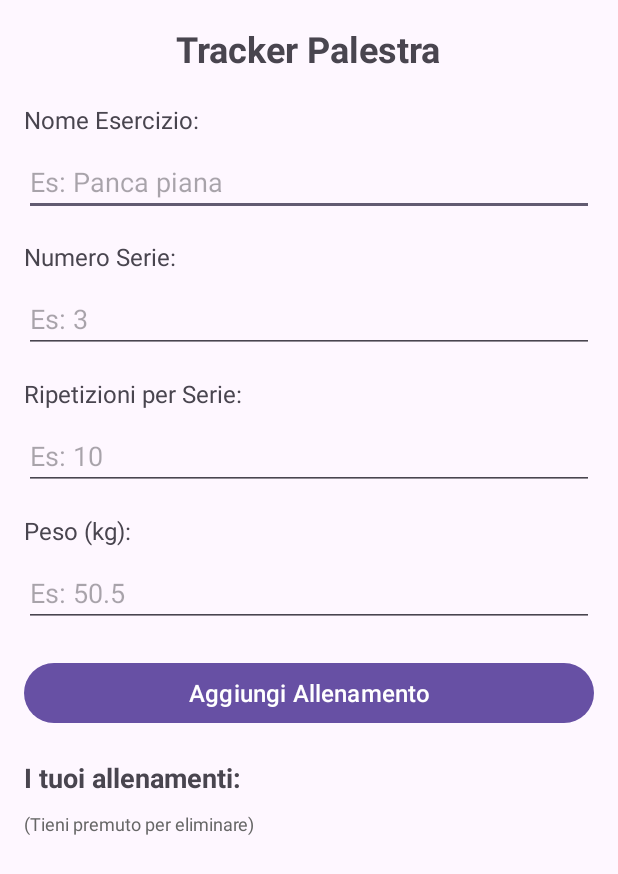
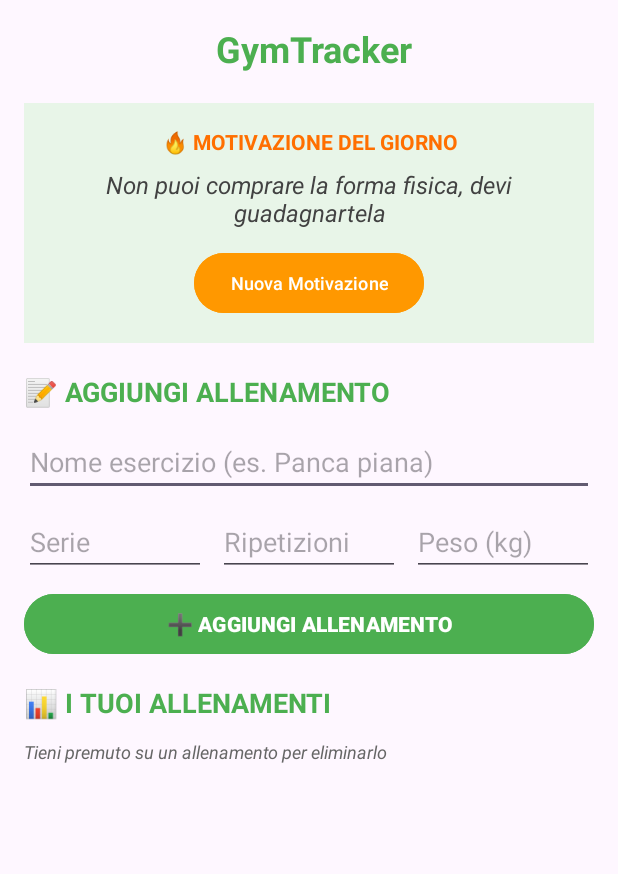
Before and after one commit to MLanzieri/palestratracker, an Android app: the screen it shows after launch (MainActivity), on a phone screen of 412 x 824 dp. Shown: the top 874 px of the screen. Run offline under Robolectric (Android 15) with nearby library versions, the phone set to English and light mode, and no system bars.

Commit message:
modifica acitiviy main e main con aggiunta frasi motivazionali e logo

```diff
--- a/app/src/main/java/com/example/palestratracker/MainActivity.kt
+++ b/app/src/main/java/com/example/palestratracker/MainActivity.kt
@@ -12,6 +12,8 @@ class MainActivity : AppCompatActivity() {
     private val allenamenti = mutableListOf<Allenamento>()
 
     // Componenti UI
+    private lateinit var textViewFraseMotivazionale: TextView
+    private lateinit var buttonNuovaFrase: Button
     private lateinit var editTextEsercizio: EditText
     private lateinit var editTextSerie: EditText
     private lateinit var editTextRipetizioni: EditText
@@ -21,11 +23,31 @@ class MainActivity : AppCompatActivity() {
     private lateinit var adapter: ArrayAdapter<String>
     private val listaStringhe = mutableListOf<String>()
 
+    // Array di frasi motivazionali
+    private val frasiMotivazionali = arrayOf(
+        "Il dolore che senti oggi è la forza che sentirai domani",
+        "Non smettere quando sei stanco, smetti quando hai finito",
+        "Il tuo corpo può farcela. È la tua mente che devi convincere",
+        "Ogni esperto è stato una volta un principiante",
+        "Non aspettare di essere motivato, sii disciplinato",
+        "La costanza batte il talento quando il talento non è costante",
+        "Fai oggi quello che gli altri non faranno",
+        "Non si tratta di essere perfetti, si tratta di essere migliori di ieri",
+        "La palestra è dove le scuse muoiono e i risultati nascono",
+        "Il sudore è grasso che piange",
+        "Non puoi comprare la forma fisica, devi guadagnartela",
+        "Ogni allenamento è un passo verso il tuo obiettivo",
+        "La forza viene dalla volontà, non dalla capacità fisica",
+        "Chi si allena trova soluzioni, non scuse"
+    )
+
     override fun onCreate(savedInstanceState: Bundle?) {
         super.onCreate(savedInstanceState)
         setContentView(R.layout.activity_main)
 
         // Collego i componenti
+        textViewFraseMotivazionale = findViewById(R.id.textViewFraseMotivazionale)
+        buttonNuovaFrase = findViewById(R.id.buttonNuovaFrase)
         editTextEsercizio = findViewById(R.id.editTextEsercizio)
         editTextSerie = findViewById(R.id.editTextSerie)
         editTextRipetizioni = findViewById(R.id.editTextRipetizioni)
@@ -37,7 +59,15 @@ class MainActivity : AppCompatActivity() {
         adapter = ArrayAdapter(this, android.R.layout.simple_list_item_1, listaStringhe)
         listViewAllenamenti.adapter = adapter
 
-        // Listener per il bottone
+        // Mostro una frase motivazionale all'avvio
+        mostraFraseMotivazionale()
+
+        // Listener per il bottone nuova frase
+        buttonNuovaFrase.setOnClickListener {
+            mostraFraseMotivazionale()
+        }
+
+        // Listener per il bottone aggiungi allenamento
         buttonAggiungi.setOnClickListener {
             aggiungiAllenamento()
         }
@@ -47,6 +77,14 @@ class MainActivity : AppCompatActivity() {
             eliminaAllenamento(position)
             true
         }
+    }
+
+    private fun mostraFraseMotivazionale() {
+        val random = Random()
+        val indiceRandomico = random.nextInt(frasiMotivazionali.size)
+        val fraseScelta = frasiMotivazionali[indiceRandomico]
+        textViewFraseMotivazionale.text = fraseScelta
+        Toast.makeText(this, "Nuova motivazione! 💪", Toast.LENGTH_SHORT).show()
     }
 
     private fun aggiungiAllenamento() {
@@ -114,7 +152,7 @@ class MainActivity : AppCompatActivity() {
         editTextRipetizioni.text.clear()
         editTextPeso.text.clear()
 
-        Toast.makeText(this, "Allenamento aggiunto!", Toast.LENGTH_SHORT).show()
+        Toast.makeText(this, "Allenamento aggiunto! Forza! 💪", Toast.LENGTH_SHORT).show()
     }
 
     private fun eliminaAllenamento(position: Int) {
--- a/app/src/main/res/layout/activity_main.xml
+++ b/app/src/main/res/layout/activity_main.xml
@@ -5,97 +5,140 @@
     android:orientation="vertical"
     android:padding="16dp">
 
+    <!-- Titolo dell'app -->
     <TextView
+        android:layout_width="match_parent"
+        android:layout_height="wrap_content"
+        android:text=" GymTracker"
+        android:textSize="24sp"
+        android:textStyle="bold"
+        android:gravity="center"
+        android:layout_marginBottom="20dp"
+        android:textColor="#4CAF50" />
+
+    <!-- Sezione Frase Motivazionale -->
+    <LinearLayout
+        android:layout_width="match_parent"
+        android:layout_height="wrap_content"
+        android:orientation="vertical"
+        android:background="#E8F5E8"
+        android:padding="16dp"
+        android:layout_marginBottom="20dp">
+
+        <TextView
+            android:layout_width="match_parent"
+            android:layout_height="wrap_content"
+            android:text="🔥 MOTIVAZIONE DEL GIORNO"
+            android:textSize="14sp"
+            android:textStyle="bold"
+            android:gravity="center"
+            android:textColor="#FF6F00"
+            android:layout_marginBottom="8dp" />
+
+        <TextView
+            android:id="@+id/textViewFraseMotivazionale"
+            android:layout_width="match_parent"
+            android:layout_height="wrap_content"
+            android:text="Il dolore che senti oggi è la forza che sentirai domani"
+            android:textSize="16sp"
+            android:textStyle="italic"
+            android:gravity="center"
+            android:textColor="#424242"
+            android:layout_marginBottom="12dp" />
+
+        <Button
+            android:id="@+id/buttonNuovaFrase"
             android:layout_width="wrap_content"
             android:layout_height="wrap_content"
-        android:text="Tracker Palestra"
-        android:textSize="24sp"
+            android:text="Nuova Motivazione"
+            android:layout_gravity="center"
+            android:textSize="12sp"
+            android:backgroundTint="#FF9800"
+            android:textColor="@android:color/white" />
+
+    </LinearLayout>
+
+    <!-- Sezione Inserimento Allenamento -->
+    <TextView
+        android:layout_width="match_parent"
+        android:layout_height="wrap_content"
+        android:text="📝 AGGIUNGI ALLENAMENTO"
+        android:textSize="18sp"
         android:textStyle="bold"
-        android:layout_gravity="center"
-        android:layout_marginBottom="20dp" />
-
-    <TextView
-        android:layout_width="wrap_content"
-        android:layout_height="wrap_content"
-        android:text="Nome Esercizio:"
-        android:textSize="16sp"
-        android:layout_marginBottom="8dp" />
+        android:layout_marginBottom="12dp"
+        android:textColor="#4CAF50" />
 
     <EditText
         android:id="@+id/editTextEsercizio"
         android:layout_width="match_parent"
         android:layout_height="wrap_content"
-        android:hint="Es: Panca piana"
-        android:layout_marginBottom="16dp" />
+        android:hint="Nome esercizio (es. Panca piana)"
+        android:layout_marginBottom="8dp" />
 
-    <TextView
-        android:layout_width="wrap_content"
+    <LinearLayout
+        android:layout_width="match_parent"
         android:layout_height="wrap_content"
-        android:text="Numero Serie:"
-        android:textSize="16sp"
-        android:layout_marginBottom="8dp" />
+        android:orientation="horizontal"
+        android:layout_marginBottom="8dp">
 
         <EditText
             android:id="@+id/editTextSerie"
-        android:layout_width="match_parent"
+            android:layout_width="0dp"
             android:layout_height="wrap_content"
-        android:hint="Es: 3"
+            android:layout_weight="1"
+            android:hint="Serie"
             android:inputType="number"
-        android:layout_marginBottom="16dp" />
-
-    <TextView
-        android:layout_width="wrap_content"
-        android:layout_height="wrap_content"
-        android:text="Ripetizioni per Serie:"
-        android:textSize="16sp"
-        android:layout_marginBottom="8dp" />
+            android:layout_marginEnd="4dp" />
 
         <EditText
             android:id="@+id/editTextRipetizioni"
-        android:layout_width="match_parent"
+            android:layout_width="0dp"
             android:layout_height="wrap_content"
-        android:hint="Es: 10"
+            android:layout_weight="1"
+            android:hint="Ripetizioni"
             android:inputType="number"
-        android:layout_marginBottom="16dp" />
-
-    <TextView
-        android:layout_width="wrap_content"
-        android:layout_height="wrap_content"
-        android:text="Peso (kg):"
-        android:textSize="16sp"
-        android:layout_marginBottom="8dp" />
+            android:layout_marginStart="4dp"
+            android:layout_marginEnd="4dp" />
 
         <EditText
             android:id="@+id/editTextPeso"
-        android:layout_width="match_parent"
+            android:layout_width="0dp"
             android:layout_height="wrap_content"
-        android:hint="Es: 50.5"
+            android:layout_weight="1"
+            android:hint="Peso (kg)"
             android:inputType="numberDecimal"
-        android:layout_marginBottom="20dp" />
+            android:layout_marginStart="4dp" />
+
+    </LinearLayout>
 
     <Button
         android:id="@+id/buttonAggiungi"
         android:layout_width="match_parent"
         android:layout_height="wrap_content"
-        android:text="Aggiungi Allenamento"
-        android:textSize="16sp"
-        android:layout_marginBottom="20dp" />
+        android:text="➕ AGGIUNGI ALLENAMENTO"
+        android:layout_marginBottom="16dp"
+        android:backgroundTint="#4CAF50"
+        android:textColor="@android:color/white"
+        android:textStyle="bold" />
+
+    <!-- Lista Allenamenti -->
+    <TextView
+        android:layout_width="match_parent"
+        android:layout_height="wrap_content"
+        android:text="📊 I TUOI ALLENAMENTI"
+        android:textSize="18sp"
+        android:textStyle="bold"
+        android:layout_marginBottom="12dp"
+        android:textColor="#4CAF50" />
 
     <TextView
-        android:layout_width="wrap_content"
+        android:layout_width="match_parent"
         android:layout_height="wrap_content"
-        android:text="I tuoi allenamenti:"
-        android:textSize="18sp"
-        android:textStyle="bold"
-        android:layout_marginBottom="10dp" />
-
-    <TextView
-        android:layout_width="wrap_content"
-        android:layout_height="wrap_content"
-        android:text="(Tieni premuto per eliminare)"
+        android:text="Tieni premuto su un allenamento per eliminarlo"
         android:textSize="12sp"
         android:textColor="#666666"
-        android:layout_marginBottom="10dp" />
+        android:layout_marginBottom="8dp"
+        android:textStyle="italic" />
 
     <ListView
         android:id="@+id/listViewAllenamenti"
--- /dev/null
+++ b/app/src/main/res/mipmap-anydpi-v26/ic_launcher_round.xml
@@ -0,0 +1,5 @@
+<?xml version="1.0" encoding="utf-8"?>
+<adaptive-icon xmlns:android="http://schemas.android.com/apk/res/android">
+    <background android:drawable="@drawable/ic_launcher_background"/>
+    <foreground android:drawable="@mipmap/ic_launcher_foreground"/>
+</adaptive-icon>
--- a/app/src/main/res/mipmap-anydpi/ic_launcher.xml
+++ /dev/null
@@ -1,6 +0,0 @@
-<?xml version="1.0" encoding="utf-8"?>
-<adaptive-icon xmlns:android="http://schemas.android.com/apk/res/android">
-    <background android:drawable="@drawable/ic_launcher_background" />
-    <foreground android:drawable="@drawable/ic_launcher_foreground" />
-    <monochrome android:drawable="@drawable/ic_launcher_foreground" />
-</adaptive-icon>
--- a/app/src/main/res/mipmap-anydpi/ic_launcher_round.xml
+++ /dev/null
@@ -1,6 +0,0 @@
-<?xml version="1.0" encoding="utf-8"?>
-<adaptive-icon xmlns:android="http://schemas.android.com/apk/res/android">
-    <background android:drawable="@drawable/ic_launcher_background" />
-    <foreground android:drawable="@drawable/ic_launcher_foreground" />
-    <monochrome android:drawable="@drawable/ic_launcher_foreground" />
-</adaptive-icon>
```
Also changed, not shown: app/src/main/res/drawable/ic_launcher_background.xml (+70 -166 lines), app/src/main/res/mipmap-hdpi/ic_launcher.webp, app/src/main/res/mipmap-hdpi/ic_launcher_round.webp, app/src/main/res/mipmap-mdpi/ic_launcher.webp, app/src/main/res/mipmap-mdpi/ic_launcher_foreground.webp (added), app/src/main/res/mipmap-mdpi/ic_launcher_round.webp, app/src/main/res/mipmap-xhdpi/ic_launcher.webp, app/src/main/res/mipmap-xhdpi/ic_launcher_round.webp, app/src/main/res/mipmap-xxhdpi/ic_launcher.webp, app/src/main/res/mipmap-xxhdpi/ic_launcher_round.webp, app/src/main/res/mipmap-xxxhdpi/ic_launcher.webp, app/src/main/res/mipmap-xxxhdpi/ic_launcher_foreground.webp (added), app/src/main/res/mipmap-xxxhdpi/ic_launcher_round.webp, 1 other file. Lines whose indentation alone changed are shown as unchanged.
